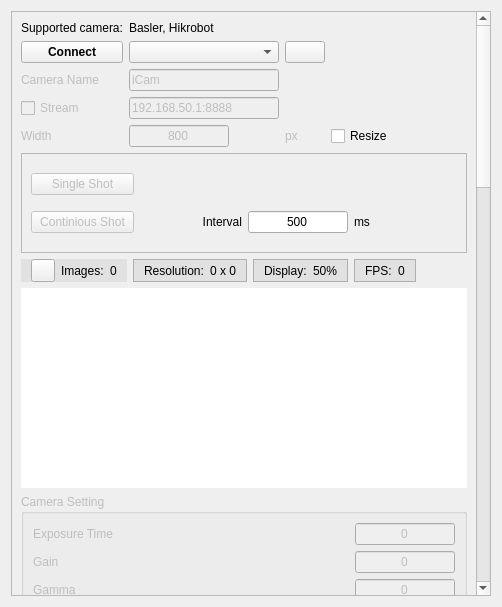
This is plugin/IndustrialCamera/form.ui in deltaxrobot/Delta-X-Software as Qt 5 draws it before an edit. The edited form follows.
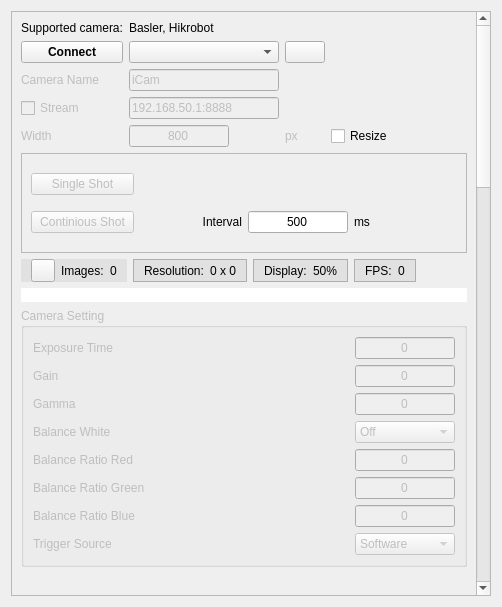
This is the edited form. Icons and pictures are not drawn.

```diff
--- a/plugin/IndustrialCamera/form.ui
+++ b/plugin/IndustrialCamera/form.ui
@@ -30,7 +30,7 @@
        <rect>
         <x>0</x>
         <y>0</y>
-        <width>457</width>
+        <width>465</width>
         <height>2000</height>
        </rect>
       </property>
@@ -514,7 +514,7 @@
        <item>
         <widget class="QLabel" name="lbCameraDisplay">
          <property name="sizePolicy">
-          <sizepolicy hsizetype="Minimum" vsizetype="Minimum">
+          <sizepolicy hsizetype="Preferred" vsizetype="Preferred">
            <horstretch>0</horstretch>
            <verstretch>0</verstretch>
           </sizepolicy>
@@ -522,7 +522,7 @@
          <property name="minimumSize">
           <size>
            <width>0</width>
-           <height>200</height>
+           <height>0</height>
           </size>
          </property>
          <property name="styleSheet">
```
Left out of the diff: 4 changed lines with no effect on the pictures.
